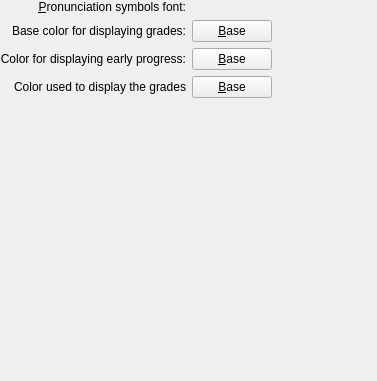
Before: the Qt Designer form src/settings/viewoptionsbase.ui in KDE/parley, drawn with Qt 5.
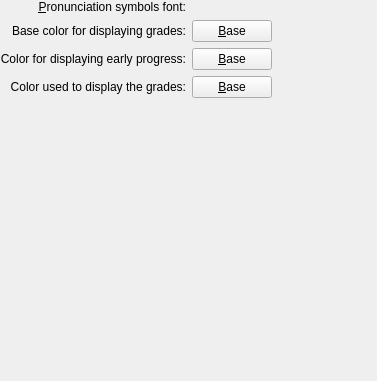
After: the same form once the commit is applied. Custom widgets are drawn as their Qt base class.

Commit message: Add missing colon

What changed in the file:
```diff
--- a/src/settings/viewoptionsbase.ui
+++ b/src/settings/viewoptionsbase.ui
@@ -168,7 +168,7 @@
            </sizepolicy>
          </property>
          <property name="text">
-           <string>Color used to display the grades</string>
+           <string>Color used to display the grades:</string>
          </property>
          <property name="alignment">
            <set>Qt::AlignRight|Qt::AlignTrailing|Qt::AlignVCenter</set>
```
